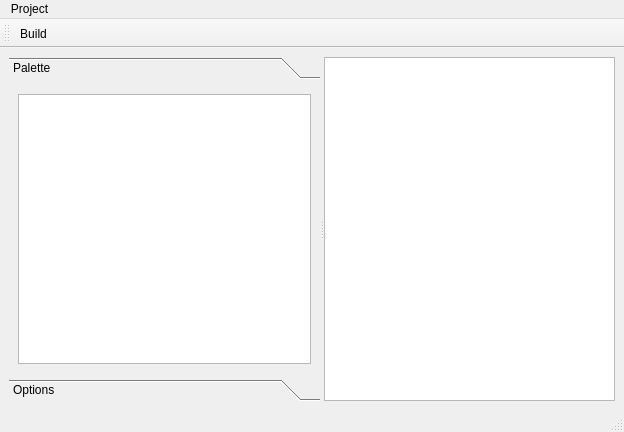
Old version of the form gui/mainwindow.ui in the repository astromme/Chestnut.
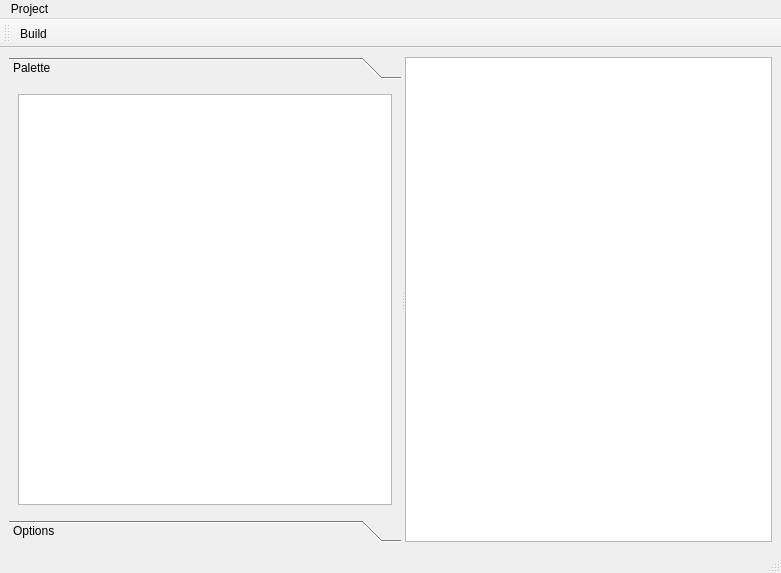
New version of the form. Icons and pictures are not drawn.

Commit message: set some default sizes

What changed in the file:
```diff
--- a/gui/mainwindow.ui
+++ b/gui/mainwindow.ui
@@ -6,8 +6,8 @@
    <rect>
     <x>0</x>
     <y>0</y>
-    <width>624</width>
-    <height>432</height>
+    <width>781</width>
+    <height>573</height>
    </rect>
   </property>
   <property name="windowTitle">
@@ -21,12 +21,6 @@
        <enum>Qt::Horizontal</enum>
       </property>
       <widget class="QToolBox" name="controlBox">
-       <property name="sizePolicy">
-        <sizepolicy hsizetype="Preferred" vsizetype="Preferred">
-         <horstretch>0</horstretch>
-         <verstretch>0</verstretch>
-        </sizepolicy>
-       </property>
        <property name="currentIndex">
         <number>0</number>
        </property>
@@ -35,8 +29,8 @@
          <rect>
           <x>0</x>
           <y>0</y>
-          <width>122</width>
-          <height>286</height>
+          <width>388</width>
+          <height>431</height>
          </rect>
         </property>
         <attribute name="label">
@@ -103,8 +97,8 @@
     <rect>
      <x>0</x>
      <y>0</y>
-     <width>624</width>
-     <height>21</height>
+     <width>781</width>
+     <height>20</height>
     </rect>
    </property>
    <widget class="QMenu" name="menuProject">
```
Left out of the diff: 4 changed lines with no effect on the pictures. The commit also changes 1 other file.
